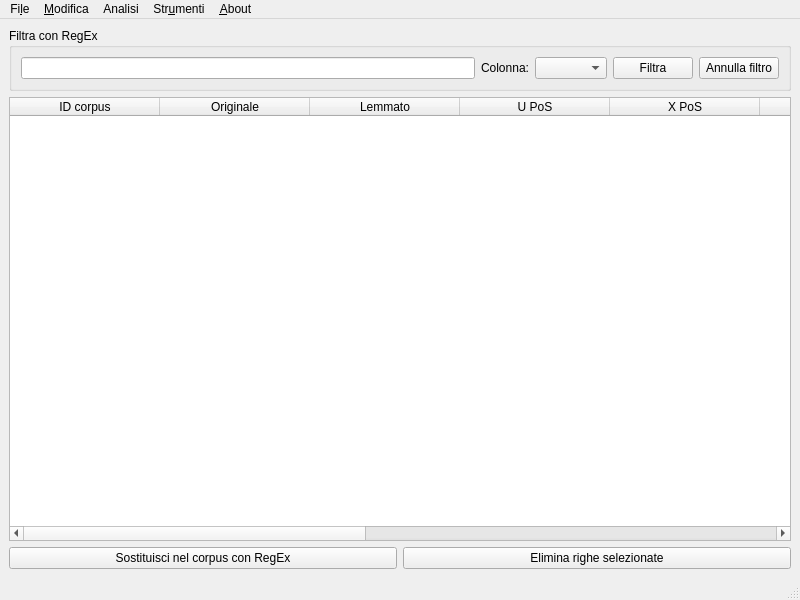
zorbaproject/Bran, file forms/mainwindow.ui: the form before one commit.
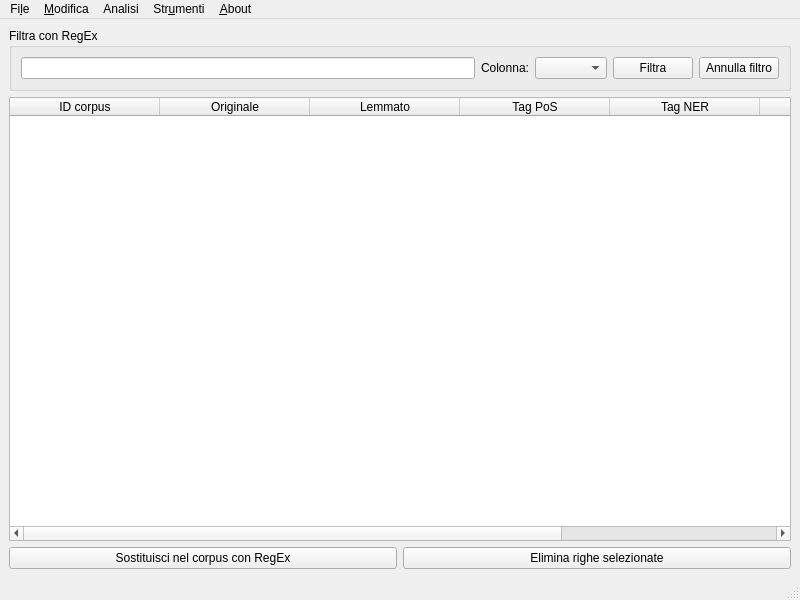
The form after the commit.

```diff
--- a/forms/mainwindow.ui
+++ b/forms/mainwindow.ui
@@ -79,37 +79,17 @@
       </column>
       <column>
        <property name="text">
-        <string>U PoS</string>
+        <string>Tag PoS</string>
        </property>
       </column>
       <column>
        <property name="text">
-        <string>X PoS</string>
+        <string>Tag NER</string>
        </property>
       </column>
       <column>
        <property name="text">
-        <string>FEATS</string>
-       </property>
-      </column>
-      <column>
-       <property name="text">
-        <string>Head</string>
-       </property>
-      </column>
-      <column>
-       <property name="text">
-        <string>DepRel</string>
-       </property>
-      </column>
-      <column>
-       <property name="text">
-        <string>Deps</string>
-       </property>
-      </column>
-      <column>
-       <property name="text">
-        <string>Varie</string>
+        <string>Morfologia</string>
        </property>
       </column>
       <column>
```
